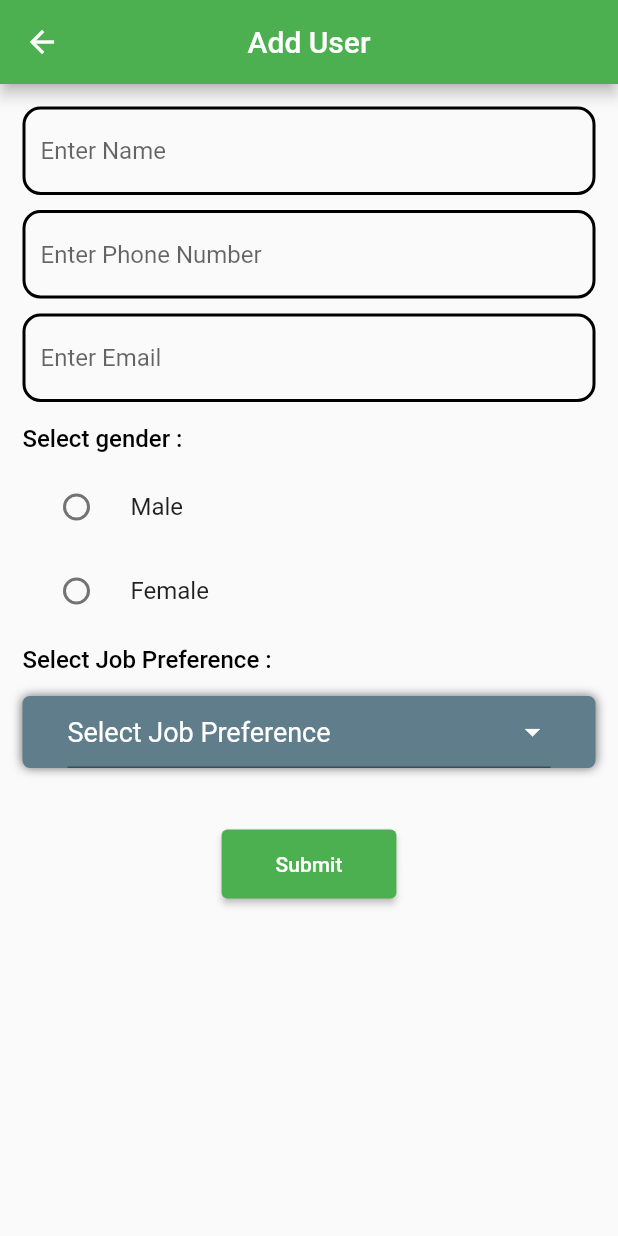
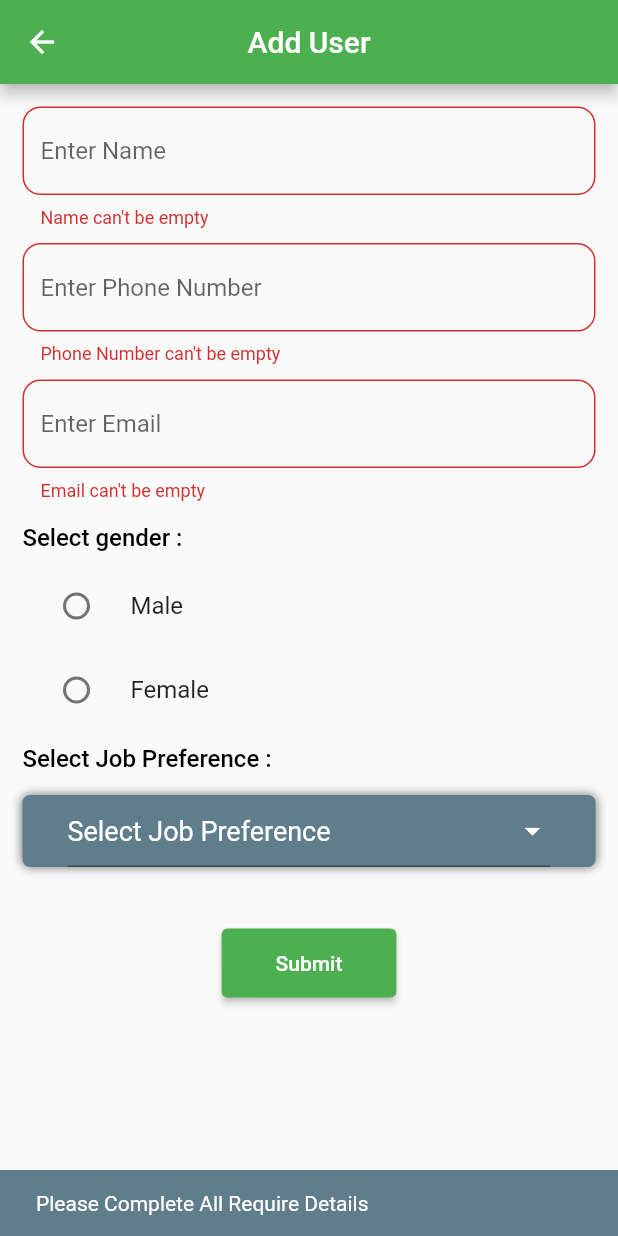
Before and after one commit to yashgandhishaligram/bloc_user_crud_oprations, a Flutter app: the AddUserDetails screen opened directly, after a tap on "Submit", on a phone screen of 412 x 824 dp. Run offline on Flutter 3.47's test engine with Material 2 defaults, Android fonts, the phone set to English and light mode, and no system bars; our stand-ins replace bloc, equatable, flutter_bloc, fluttertoast, get_it, shared_preferences and 1 more; accounts and stored records are empty.

Commit message:
Added Validation with Form Field Validation

```diff
--- a/lib/presentation/dashboard/add_user_screen.dart
+++ b/lib/presentation/dashboard/add_user_screen.dart
@@ -1,4 +1,5 @@
 import 'package:flutter/material.dart';
+import 'package:flutter/services.dart';
 import 'package:flutter_bloc/flutter_bloc.dart';
 import 'package:fluttertoast/fluttertoast.dart';
 
@@ -71,9 +72,12 @@ class _AddUserDetailsState extends State<AddUserDetails> {
   }
 
   Widget _addUserView(state) {
+    final formKey = GlobalKey<FormState>();
     /*  state.selectedGender =  widget.addFlag? "": gender;*/
     return SingleChildScrollView(
       padding: EdgeInsets.all(15.0),
+      child: Form(
+        key: formKey,
         child: Column(
           children: [
             TextFormField(
@@ -93,6 +97,9 @@ class _AddUserDetailsState extends State<AddUserDetails> {
                   borderRadius: BorderRadius.circular(12),
                 ),
               ),
+              validator: (value) =>
+                  AuthFormValidation().formValidation(value!, "name"),
+              autovalidateMode: AutovalidateMode.onUserInteraction,
             ),
             SizedBox(
               height: 10,
@@ -113,7 +120,14 @@ class _AddUserDetailsState extends State<AddUserDetails> {
                   borderSide: BorderSide(width: 2.0),
                   borderRadius: BorderRadius.circular(12),
                 ),
+                counterText: "",
               ),
+              maxLength: 12,
+              keyboardType: TextInputType.number,
+              inputFormatters: [FilteringTextInputFormatter.digitsOnly],
+              validator: (value) =>
+                  AuthFormValidation().formValidation(value!, "number"),
+              autovalidateMode: AutovalidateMode.onUserInteraction,
             ),
             SizedBox(
               height: 10,
@@ -230,22 +244,7 @@ class _AddUserDetailsState extends State<AddUserDetails> {
                   primary: Colors.green, // Background color
                 ),
                 onPressed: () {
-                if (widget.addFlag) {
-                  adduserBloc!.add(AddUserDetailsEvent(
-                      nameController.text,
-                      int.parse(numberController.text),
-                      emailController.text,
-                      state.selectedGender.toString(),
-                      selectedJobPref.toString()));
-                } else {
-                  adduserBloc!.add(UpdateUserDetailsEvent(
-                      widget.data!.id!,
-                      nameController.text,
-                      int.parse(numberController.text),
-                      emailController.text.toString(),
-                      state.selectedGender.toString(),
-                      selectedJobPref.toString()));
-                }
+                  validateUserDetails(formKey, state);
                 },
                 child: Padding(
                   padding: const EdgeInsets.only(
@@ -253,6 +252,7 @@ class _AddUserDetailsState extends State<AddUserDetails> {
                   child: Text(widget.addFlag ? "Submit" : "Update"),
                 )),
           ],
+        ),
       ),
     );
   }
@@ -291,4 +291,42 @@ class _AddUserDetailsState extends State<AddUserDetails> {
               iconEnabledColor: Colors.white, //Icon color
             )));
   }
+
+  showSnackBar(String text) {
+    return ScaffoldMessenger.of(context).showSnackBar(
+      SnackBar(
+        content: Text(text, style: TextStyle(color: Colors.white)),
+        backgroundColor: Colors.blueGrey,
+      ),
+    );
   }
+
+  validateUserDetails(formKey, state) {
+    if (formKey.currentState!.validate()) {
+      if (state.selectedGender == null || state.selectedGender == "") {
+        showSnackBar("Please select Gender");
+      } else if (selectedJobPref == null || selectedJobPref == "") {
+        showSnackBar("Please select Job Preference");
+      } else {
+        if (widget.addFlag) {
+          adduserBloc!.add(AddUserDetailsEvent(
+              nameController.text,
+              int.parse(numberController.text),
+              emailController.text,
+              state.selectedGender.toString(),
+              selectedJobPref.toString()));
+        } else {
+          adduserBloc!.add(UpdateUserDetailsEvent(
+              widget.data!.id!,
+              nameController.text,
+              int.parse(numberController.text),
+              emailController.text.toString(),
+              state.selectedGender.toString(),
+              selectedJobPref.toString()));
+        }
+      }
+    } else {
+      showSnackBar("Please Complete All Require Details");
+    }
+  }
+}
--- a/lib/utils/validations/auth_form_validation.dart
+++ b/lib/utils/validations/auth_form_validation.dart
@@ -7,11 +7,15 @@ class AuthFormValidation {
     switch (field) {
       case "email":
         return formFieldValidation.emailField(value);
-      // break;
 
       case "password":
         return formFieldValidation.validatePassword(value);
-      // break;
+
+      case "name":
+        return formFieldValidation.validateName(value);
+
+      case "number":
+        return formFieldValidation.validateNumber(value);
     }
     return null;
   }
--- a/lib/utils/validations/form_field_validation.dart
+++ b/lib/utils/validations/form_field_validation.dart
@@ -34,4 +34,25 @@ class FormFieldValidation {
       }
     }
   }
+
+  String? validateName(String value) {
+    if (value.isEmpty) {
+      return "Name can't be empty";
+    } else if (value.length < 4) {
+      return "Min. 4 characters required";
+    } else {
+     return null;
+    }
+  }
+
+  String? validateNumber(String value) {
+    RegExp regex = RegExp(r'(^(?:[+0]9)?[0-9]{10,12}$)');
+    if (value.isEmpty) {
+      return "Phone Number can't be empty";
+    } else if (!regex.hasMatch(value)) {
+      return "Phone Number at least 10-12 characters";
+    } else {
+      return null;
+    }
+  }
 }
```
Also changed, not shown: lib/bloc/add user/adduser_event.dart (line endings or trailing spaces). Lines whose indentation alone changed are shown as unchanged.
